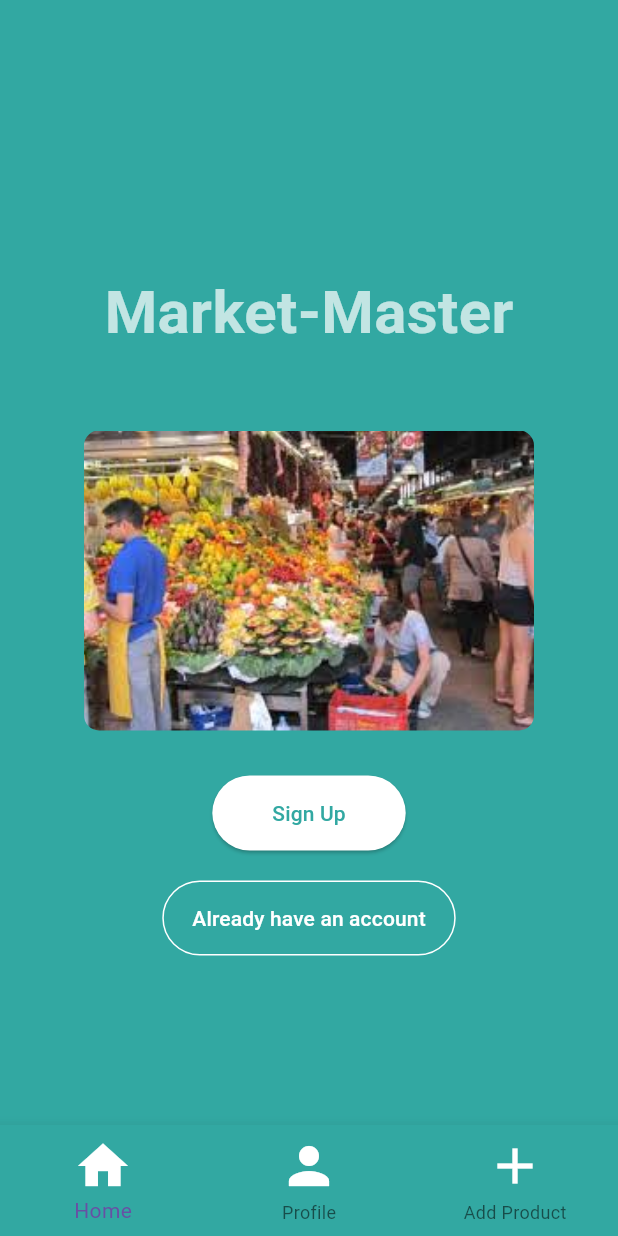
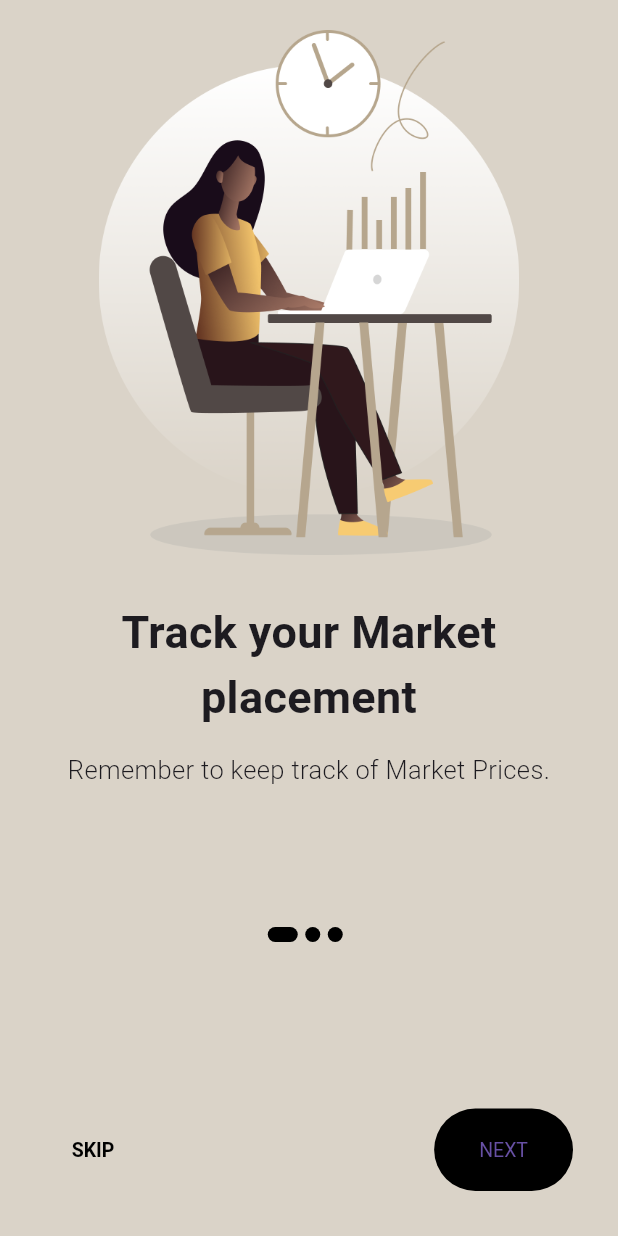
Before and after one commit to danielburongu/alu-mobile_dev, a Flutter app: the screen it shows after launch, on a phone screen of 412 x 824 dp. Run offline on Flutter 3.47's test engine with Material 3 defaults, Android fonts, the phone set to English and light mode, and no system bars; our stand-ins replace cloud_firestore, firebase_auth, firebase_core, firebase_storage, get, image_picker; accounts and stored records are empty; Roboto replaces fonts that are missing (Mulish).

Commit message:
added new features

```diff
--- a/lib/main.dart
+++ b/lib/main.dart
@@ -1,9 +1,14 @@
 // ignore_for_file: prefer_const_constructors
 
 import 'package:flutter/material.dart';
+import 'package:get/get.dart';
+import 'package:get/get_core/src/get_main.dart';
+import 'package:get/get_navigation/src/root/get_material_app.dart';
 import 'package:test1/screens/Login.dart';
 import 'package:test1/screens/Signup.dart';
 import 'package:firebase_core/firebase_core.dart';
+import 'package:test1/screens/onboarding_screen.dart';
+import 'package:test1/services/auth_repo.dart';
 import 'firebase_options.dart';
 
 void main() async {
@@ -11,6 +16,7 @@ void main() async {
   await Firebase.initializeApp(
     options: DefaultFirebaseOptions.currentPlatform,
   );
+  await Get.putAsync(() async => AuthentificationRepository());
   runApp(const MyApp());
 }
 
@@ -20,7 +26,7 @@ class MyApp extends StatelessWidget {
   // This widget is the root of my application.
   @override
   Widget build(BuildContext context) {
-    return MaterialApp(
+    return GetMaterialApp(
       title: ' Demo assignment 1',
       theme: ThemeData(
         // This is the theme of the application.
@@ -28,7 +34,7 @@ class MyApp extends StatelessWidget {
         primarySwatch: Colors.blue,
       ),
       debugShowCheckedModeBanner: false,
-      home: WelcomePage(),
+      home: OnboardingScreen(),
     );
   }
 }
@@ -59,7 +65,7 @@ class WelcomePage extends StatelessWidget {
               ClipRRect(
                 borderRadius: BorderRadius.circular(10),
                 child: Image.asset(
-                  'lib/images/market.jpg',
+                  'lib/images/new market.jpg',
                   width: 300,
                   height: 200,
                   fit: BoxFit.cover,
--- /dev/null
+++ b/lib/screens/onboarding_contents.dart
@@ -0,0 +1,31 @@
+class OnboardingContents {
+  final String title;
+  final String image;
+  final String desc;
+
+  OnboardingContents({
+    required this.title,
+    required this.image,
+    required this.desc,
+  });
+}
+
+List<OnboardingContents> contents = [
+  OnboardingContents(
+    title: "Track your Market placement",
+    image: "lib/images/image1.png",
+    desc: "Remember to keep track of Market Prices.",
+  ),
+  OnboardingContents(
+    title: "Stay updated with our team",
+    image: "lib/images/image2.png",
+    desc:
+        "Lets understand the contributions of our colleagues.",
+  ),
+  OnboardingContents(
+    title: "Get notified when Price changes",
+    image: "lib/images/image3.png",
+    desc:
+        "Take control of notifications, collaborate live or on your own time.",
+  ),
+];
--- /dev/null
+++ b/lib/screens/onboarding_screen.dart
@@ -0,0 +1,206 @@
+import 'package:flutter/material.dart';
+import 'package:get/route_manager.dart';
+import 'package:test1/main.dart';
+import 'package:test1/screens/onboarding_contents.dart';
+import 'package:test1/screens/size_config.dart';
+
+
+class OnboardingScreen extends StatefulWidget {
+  const OnboardingScreen({Key? key}) : super(key: key);
+
+  @override
+  State<OnboardingScreen> createState() => _OnboardingScreenState();
+}
+
+class _OnboardingScreenState extends State<OnboardingScreen> {
+  late PageController _controller;
+
+  @override
+  void initState() {
+    _controller = PageController();
+    super.initState();
+  }
+
+  int _currentPage = 0;
+  List colors = const [
+    Color(0xffDAD3C8),
+    Color(0xffFFE5DE),
+    Color(0xffDCF6E6),
+  ];
+
+  AnimatedContainer _buildDots({
+    int? index,
+  }) {
+    return AnimatedContainer(
+      duration: const Duration(milliseconds: 200),
+      decoration: const BoxDecoration(
+        borderRadius: BorderRadius.all(
+          Radius.circular(50),
+        ),
+        color: Color(0xFF000000),
+      ),
+      margin: const EdgeInsets.only(right: 5),
+      height: 10,
+      curve: Curves.easeIn,
+      width: _currentPage == index ? 20 : 10,
+    );
+  }
+
+  @override
+  Widget build(BuildContext context) {
+    SizeConfig().init(context);
+    double width = SizeConfig.screenW!;
+    double height = SizeConfig.screenH!;
+
+    return Scaffold(
+      backgroundColor: colors[_currentPage],
+      body: SafeArea(
+        child: Column(
+          children: [
+            Expanded(
+              flex: 3,
+              child: PageView.builder(
+                physics: const BouncingScrollPhysics(),
+                controller: _controller,
+                onPageChanged: (value) => setState(() => _currentPage = value),
+                itemCount: contents.length,
+                itemBuilder: (context, i) {
+                  return Padding(
+                    padding: const EdgeInsets.all(20.0),
+                    child: Column(
+                      children: [
+                         Image.asset(
+                           contents[i].image,
+                           width: 400,
+                           height: 350,
+
+
+                           // Adjust the width and height as needed
+                         ),
+
+
+                          // height: SizeConfig.blockV! * 35,
+
+
+
+                        SizedBox(
+                          height: (height >= 840) ? 60 : 30,
+                        ),
+                        Text(
+                          contents[i].title,
+                          textAlign: TextAlign.center,
+                          style: TextStyle(
+                            fontFamily: "Mulish",
+                            fontWeight: FontWeight.w600,
+                            fontSize: (width <= 550) ? 30 : 35,
+                          ),
+                        ),
+                        const SizedBox(height: 15),
+                        Text(
+                          contents[i].desc,
+                          style: TextStyle(
+                            fontFamily: "Mulish",
+                            fontWeight: FontWeight.w300,
+                            fontSize: (width <= 550) ? 17 : 25,
+                          ),
+                          textAlign: TextAlign.center,
+                        )
+                      ],
+                    ),
+                  );
+                },
+              ),
+            ),
+            Expanded(
+              flex: 1,
+              child: Column(
+                mainAxisAlignment: MainAxisAlignment.spaceBetween,
+                children: [
+                  Row(
+                    mainAxisAlignment: MainAxisAlignment.center,
+                    children: List.generate(
+                      contents.length,
+                      (int index) => _buildDots(
+                        index: index,
+                      ),
+                    ),
+                  ),
+                  _currentPage + 1 == contents.length
+                      ? Padding(
+                          padding: const EdgeInsets.all(30),
+                          child: ElevatedButton(
+                            onPressed: () {
+                              Get.to(()=> const WelcomePage());
+                            },
+                            child: const Text("START"),
+                            style: ElevatedButton.styleFrom(
+                              backgroundColor: Colors.black,
+                              shape: RoundedRectangleBorder(
+                                borderRadius: BorderRadius.circular(50),
+                              ),
+                              padding: (width <= 550)
+                                  ? const EdgeInsets.symmetric(
+                                      horizontal: 100, vertical: 20)
+                                  : EdgeInsets.symmetric(
+                                      horizontal: width * 0.2, vertical: 25),
+                              textStyle:
+                                  TextStyle(fontSize: (width <= 550) ? 13 : 17),
+                            ),
+                          ),
+                        )
+                      : Padding(
+                          padding: const EdgeInsets.all(30),
+                          child: Row(
+                            mainAxisAlignment: MainAxisAlignment.spaceBetween,
+                            children: [
+                              TextButton(
+                                onPressed: () {
+                                  _controller.jumpToPage(2);
+                                },
+                                child: const Text(
+                                  "SKIP",
+                                  style: TextStyle(color: Colors.black),
+                                ),
+                                style: TextButton.styleFrom(
+                                  elevation: 0,
+                                  textStyle: TextStyle(
+                                    fontWeight: FontWeight.w600,
+                                    fontSize: (width <= 550) ? 13 : 17,
+                                  ),
+                                ),
+                              ),
+                              ElevatedButton(
+                                onPressed: () {
+                                  _controller.nextPage(
+                                    duration: const Duration(milliseconds: 50),
+                                    curve: Curves.easeIn,
+                                  );
+                                },
+                                child: const Text("NEXT"),
+                                style: ElevatedButton.styleFrom(
+                                  backgroundColor: Colors.black,
+                                  shape: RoundedRectangleBorder(
+                                    borderRadius: BorderRadius.circular(50),
+                                  ),
+                                  elevation: 0,
+                                  padding: (width <= 550)
+                                      ? const EdgeInsets.symmetric(
+                                          horizontal: 30, vertical: 20)
+                                      : const EdgeInsets.symmetric(
+                                          horizontal: 30, vertical: 25),
+                                  textStyle: TextStyle(
+                                      fontSize: (width <= 550) ? 13 : 17),
+                                ),
+                              ),
+                            ],
+                          ),
+                        )
+                ],
+              ),
+            ),
+          ],
+        ),
+      ),
+    );
+  }
+}
--- /dev/null
+++ b/lib/screens/size_config.dart
@@ -0,0 +1,17 @@
+import 'package:flutter/material.dart';
+
+class SizeConfig {
+  static MediaQueryData? _mediaQueryData;
+  static double? screenW;
+  static double? screenH;
+  static double? blockH;
+  static double? blockV;
+
+  void init(BuildContext context) {
+    _mediaQueryData = MediaQuery.of(context);
+    screenW = _mediaQueryData!.size.width;
+    screenH = _mediaQueryData!.size.height;
+    blockH = screenW! / 100;
+    blockV = screenH! / 100;
+  }
+}
--- a/pubspec.yaml
+++ b/pubspec.yaml
@@ -40,6 +40,7 @@ dependencies:
   firebase_auth: ^4.17.4
   cloud_firestore: ^4.15.5
   firebase_storage: ^11.6.6
+  get: ^4.6.6
 
 dev_dependencies:
   flutter_test:
```
Also changed, not shown: lib/screens/dashboard.dart (added, +20 -0 lines), lib/screens/home_page.dart (+12 -2 lines), lib/screens/profile.dart (added, +124 -0 lines), lib/services/auth_repo.dart (added, +46 -0 lines), lib/services/user_model.dart (added, +38 -0 lines), lib/services/usercontroller.dart (added, +29 -0 lines), lib/services/userrepo.dart (added, +30 -0 lines), lib/images/image1.png (added), lib/images/image2.png (added), lib/images/image3.png (added), lib/images/new market.jpg (added), pubspec.lock, 3 other files.
